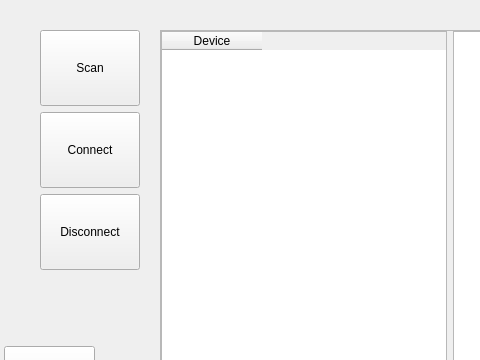
First picture: the form in ClientApp/qt/serialpage_qt.ui, repository re3Dprinting/touchscreen, before the edit; both pictures show x 0 to 480 and y 0 to 360 of the 800 by 448 pixel window.
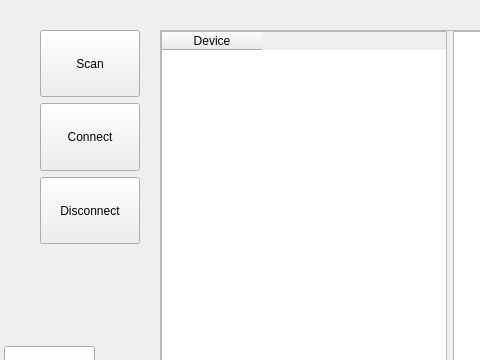
Second picture: the form after the edit. Icons and pictures are not drawn.

Commit message: Tweak button positions. Delete Back button on home page.

What changed in the file:
```diff
--- a/ClientApp/qt/serialpage_qt.ui
+++ b/ClientApp/qt/serialpage_qt.ui
@@ -57,7 +57,7 @@
      <x>40</x>
      <y>30</y>
      <width>112</width>
-     <height>240</height>
+     <height>214</height>
     </rect>
    </property>
    <layout class="QVBoxLayout" name="verticalLayout">
```
The commit also changes 5 other files.
